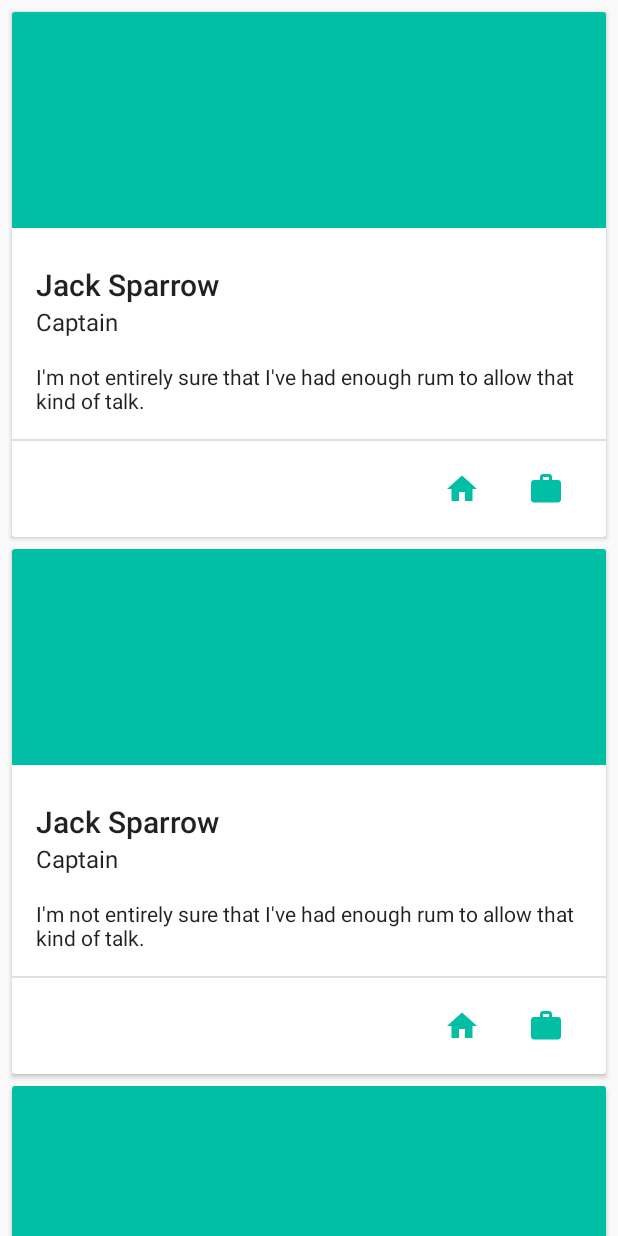
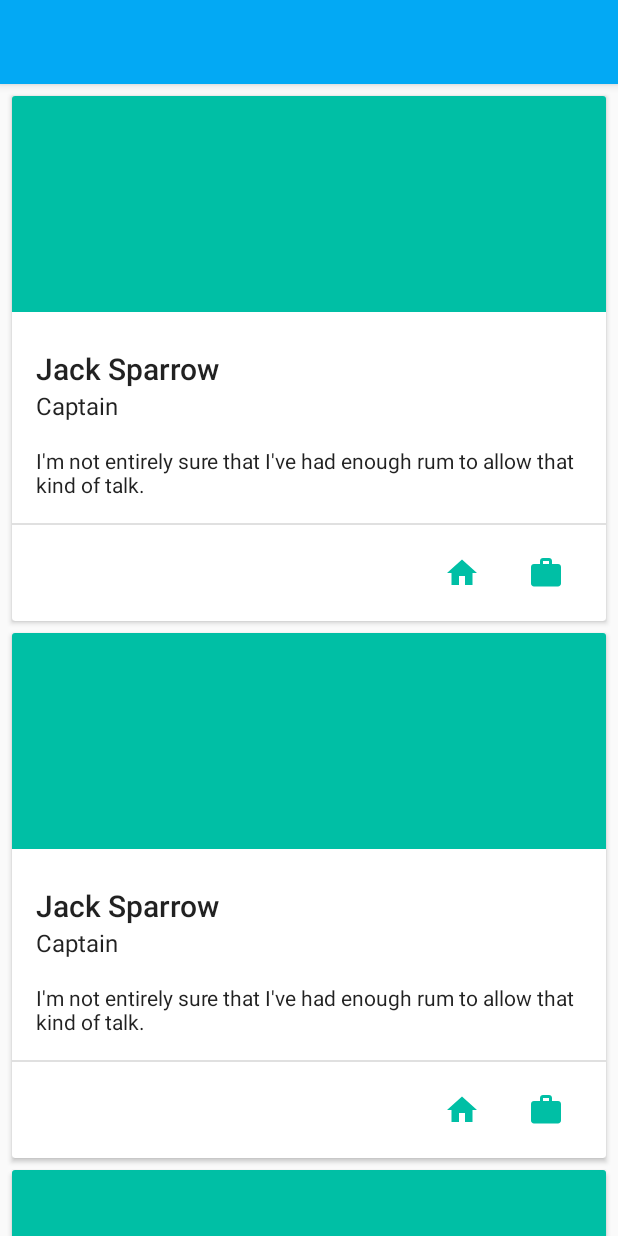
Before and after one commit to pierre-binauld/streetwars-android, an Android app: the layout fragment_contract.xml on its own in the app's theme, with its tools: preview values and no code run, on a phone screen of 412 x 824 dp. Run offline under Robolectric (Android 15) with nearby library versions, the phone set to English and light mode, and no system bars.

Commit message:
Show toolbar in Contract Fragment

```diff
--- a/app/src/main/java/fr/streetgames/streetwars/app/fragments/ContractFragment.java
+++ b/app/src/main/java/fr/streetgames/streetwars/app/fragments/ContractFragment.java
@@ -10,11 +10,13 @@ import android.support.v4.content.CursorLoader;
 import android.support.v4.content.Loader;
 import android.support.v7.widget.LinearLayoutManager;
 import android.support.v7.widget.RecyclerView;
+import android.support.v7.widget.Toolbar;
 import android.view.LayoutInflater;
 import android.view.View;
 import android.view.ViewGroup;
 
 import fr.streetgames.streetwars.R;
+import fr.streetgames.streetwars.app.activities.MainActivity;
 import fr.streetgames.streetwars.content.contract.StreetWarsContract;
 import fr.streetgames.streetwars.widget.TargetAdapter;
 
@@ -24,6 +26,8 @@ import fr.streetgames.streetwars.widget.TargetAdapter;
 public class ContractFragment extends Fragment implements LoaderManager.LoaderCallbacks<Cursor> {
 
     public static final String TAG = "ContractFragment";
+
+    private Toolbar mToolbar;
 
     private RecyclerView mRecyclerView;
 
@@ -41,14 +45,19 @@ public class ContractFragment extends Fragment implements LoaderManager.LoaderCa
     @Override
     public void onViewCreated(View view, @Nullable Bundle savedInstanceState) {
         mRecyclerView = (RecyclerView) view.findViewById(R.id.recycler_view_contract);
+        mToolbar = (Toolbar) view.findViewById(R.id.toolbar);
     }
 
     @Override
     public void onActivityCreated(Bundle savedInstanceState) {
         super.onActivityCreated(savedInstanceState);
+        getActivity().setTitle(R.string.contract_title);
+
         mAdapter = new TargetAdapter(getContext());
         mRecyclerView.setLayoutManager(new LinearLayoutManager(getContext()));
         mRecyclerView.setAdapter(mAdapter);
+
+        ((MainActivity) getActivity()).setupToolbar(mToolbar);
 
         LoaderManager loaderManager = getLoaderManager();
         if(loaderManager.getLoader(R.id.loader_query_targets) == null) {
--- a/app/src/main/res/layout/fragment_contract.xml
+++ b/app/src/main/res/layout/fragment_contract.xml
@@ -1,10 +1,35 @@
-<android.support.v7.widget.RecyclerView xmlns:android="http://schemas.android.com/apk/res/android"
+<android.support.design.widget.CoordinatorLayout xmlns:android="http://schemas.android.com/apk/res/android"
+    xmlns:app="http://schemas.android.com/apk/res-auto"
     xmlns:tools="http://schemas.android.com/tools"
-    android:id="@+id/recycler_view_contract"
+    android:id="@+id/coordinator_layout"
     android:layout_width="match_parent"
     android:layout_height="match_parent"
+    android:fitsSystemWindows="false"
     android:background="#FAFAFA"
-    android:clipToPadding="false"
-    android:padding="4dp"
-    tools:context=".app.fragments.ContractFragment"
-    tools:listitem="@layout/row_contract" />
+    tools:context="fr.streetgames.streetwars.app.fragments.ContractFragment">
+
+    <android.support.design.widget.AppBarLayout
+        android:id="@+id/app_bar_layout"
+        android:layout_width="match_parent"
+        android:layout_height="wrap_content"
+        android:fitsSystemWindows="false"
+        android:theme="@style/ThemeOverlay.AppCompat.Dark.ActionBar">
+
+        <android.support.v7.widget.Toolbar
+            android:id="@+id/toolbar"
+            android:layout_width="match_parent"
+            android:layout_height="?attr/actionBarSize"
+            app:popupTheme="@style/ThemeOverlay.AppCompat.Light" />
+
+    </android.support.design.widget.AppBarLayout>
+
+    <android.support.v7.widget.RecyclerView
+        android:id="@+id/recycler_view_contract"
+        android:layout_width="match_parent"
+        android:layout_height="match_parent"
+        android:clipToPadding="false"
+        android:padding="4dp"
+        tools:listitem="@layout/row_contract"
+        app:layout_behavior="@string/appbar_scrolling_view_behavior"/>
+
+</android.support.design.widget.CoordinatorLayout>
--- a/app/src/main/res/layout/fragment_water_code.xml
+++ b/app/src/main/res/layout/fragment_water_code.xml
@@ -11,7 +11,7 @@
     <android.support.design.widget.AppBarLayout
         android:id="@+id/app_bar_layout"
         android:layout_width="match_parent"
-        android:layout_height="@dimen/app_bar_height"
+        android:layout_height="@dimen/water_code_app_bar_height"
         android:fitsSystemWindows="true"
         android:theme="@style/ThemeOverlay.AppCompat.Dark.ActionBar">
 
--- a/app/src/main/res/values-v15/dimens.xml
+++ b/app/src/main/res/values-v15/dimens.xml
@@ -2,5 +2,5 @@
 <resources>
     <dimen name="drawer_header_height">144dp</dimen>
     <dimen name="drawer_photo_margin_top">16dp</dimen>
-    <dimen name="app_bar_height">288dp</dimen>
+    <dimen name="water_code_app_bar_height">288dp</dimen>
 </resources>
--- a/app/src/main/res/values-v21/dimens.xml
+++ b/app/src/main/res/values-v21/dimens.xml
@@ -2,5 +2,5 @@
 <resources>
     <dimen name="drawer_header_height">164dp</dimen>
     <dimen name="drawer_photo_margin_top">40dp</dimen>
-    <dimen name="app_bar_height">312dp</dimen>
+    <dimen name="water_code_app_bar_height">312dp</dimen>
 </resources>
--- a/app/src/main/res/values/strings.xml
+++ b/app/src/main/res/values/strings.xml
@@ -3,7 +3,10 @@
     <string name="action_settings">Settings</string>
 
     <string name="account_type">com.streetgames.streetwars.account</string>
+
     <string name="content_authority">com.streetgames.streetwars.game</string>
+
+    <string name="contract_title">Contract</string>
 
     <string name="drawer_description_close">Close Drawer</string>
     <string name="drawer_description_open">Open Drawer</string>
```
